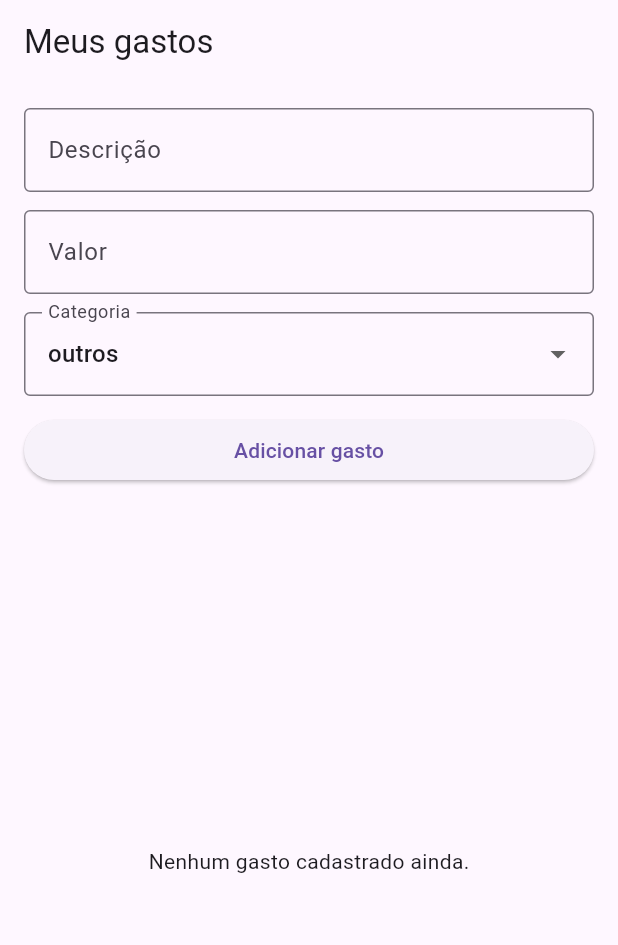
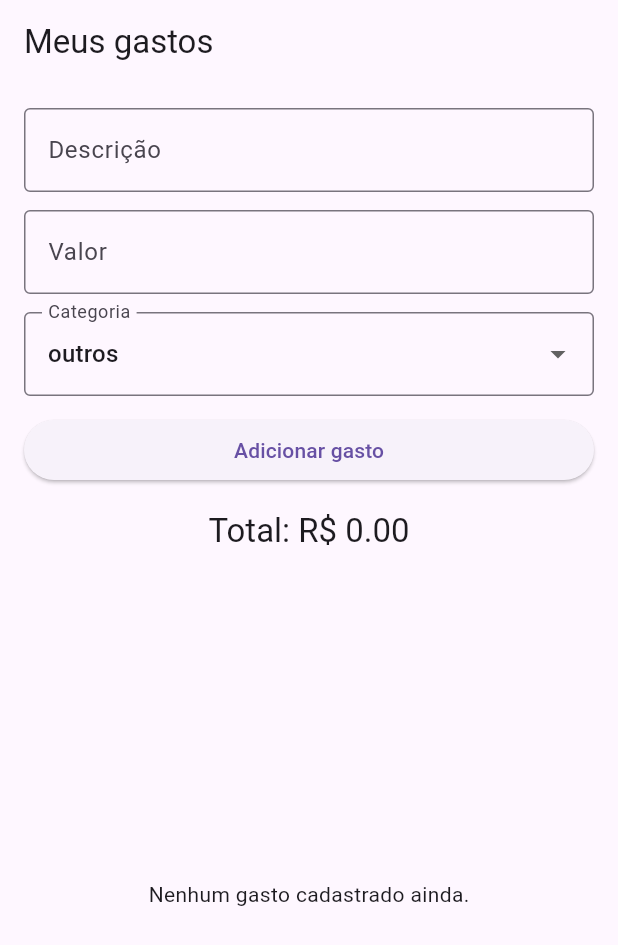
Before and after one commit to Oart-bip/contadorDeGastos, a Flutter app: the screen it shows after launch, on a phone screen of 412 x 824 dp. Shown: the top 945 px of the screen. Run offline on Flutter 3.47's test engine with Material 3 defaults, Android fonts, the phone set to English and light mode, and no system bars.

Commit message:
valorTotal

```diff
--- a/lib/pages/expenses_page.dart
+++ b/lib/pages/expenses_page.dart
@@ -23,6 +23,17 @@ class _ExpensesPageState extends State<ExpensesPage> {
     setState(() {
       expenses.removeAt(index);
     });
+  }
+
+  double getTotalAmount() {
+    double total = 0;
+
+    // Percorre todos os gastos e acumula seus valores.
+    for (final expense in expenses) {
+      total += expense.amount;
+    }
+
+    return total;
   }
 
   void addExpense() {
@@ -64,6 +75,8 @@ class _ExpensesPageState extends State<ExpensesPage> {
 
   @override
   Widget build(BuildContext context) {
+    final totalAmount = getTotalAmount();
+
     return Scaffold(
       appBar: AppBar(
         title: const Text('Meus gastos'),
@@ -119,6 +132,11 @@ class _ExpensesPageState extends State<ExpensesPage> {
               ),
             ),
             const SizedBox(height: 16),
+            Text(
+              'Total: R\$ ${totalAmount.toStringAsFixed(2)}',
+              style: Theme.of(context).textTheme.titleLarge,
+            ),
+            const SizedBox(height: 16),
             Expanded(
               child: expenses.isEmpty
                   ? const Center(
```
